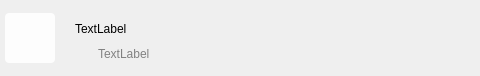
LapplandSP/QtAdb, file QtAdb/pagelistitem.ui: the form before one commit; both pictures show x 0 to 480 and y 0 to 76 of the 868 by 76 pixel window.
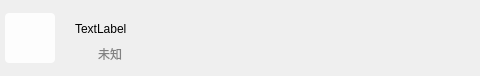
The form after the commit. Icons and pictures are not drawn.

Diff of the .ui file:
```diff
--- a/QtAdb/pagelistitem.ui
+++ b/QtAdb/pagelistitem.ui
@@ -191,7 +191,7 @@
 color: rgba(117, 117, 117, 0.9);</string>
             </property>
             <property name="text">
-             <string>TextLabel</string>
+             <string>未知</string>
             </property>
             <property name="alignment">
              <set>Qt::AlignLeading|Qt::AlignLeft|Qt::AlignVCenter</set>
```
Left out of the diff: 3 changed lines with no effect on the pictures.
